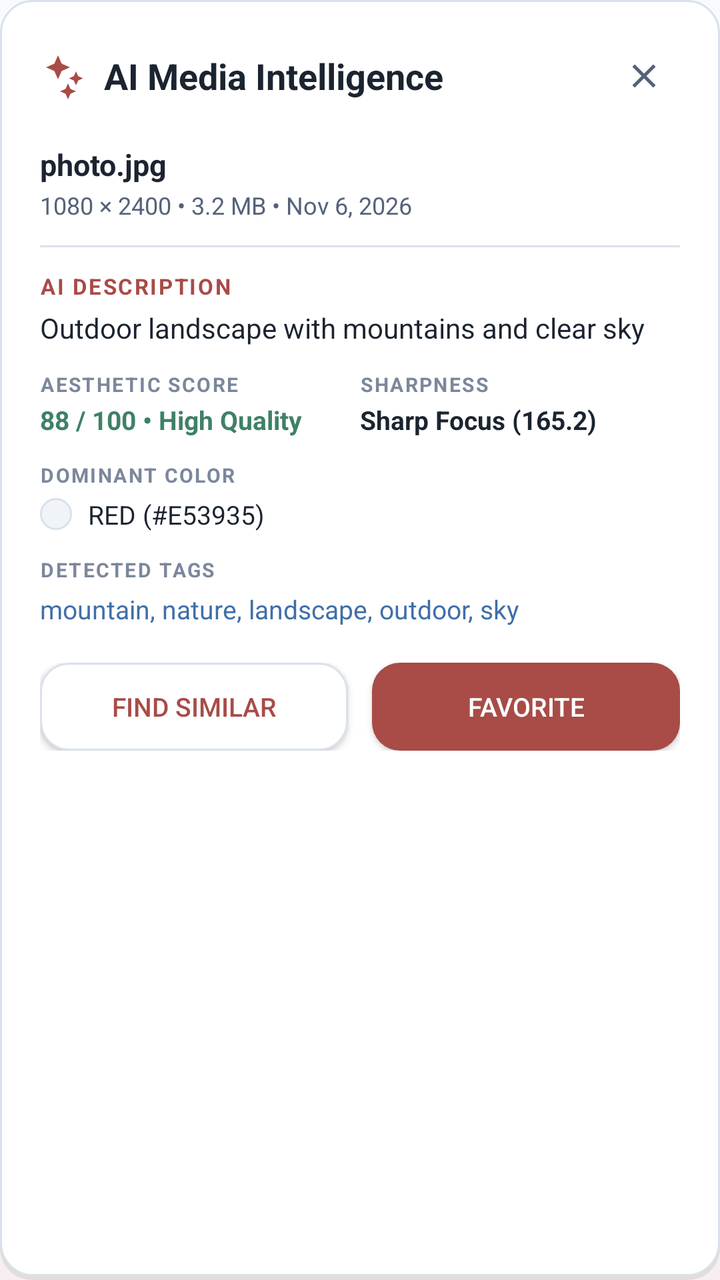
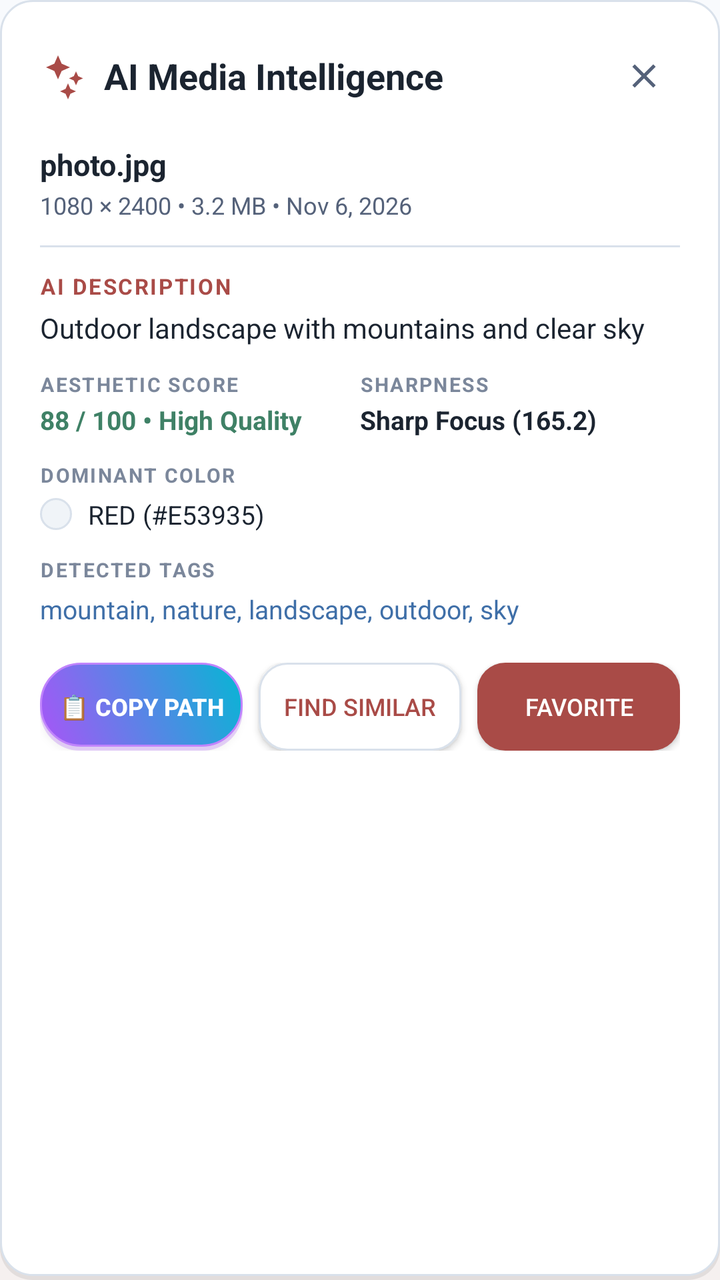

Two renders of the same Android screen: before a commit and after it. Below are the layout's source before the change and the commit's diff.
<!-- AndroidManifest.xml: application theme Theme.ArtrawFiles -->
<!-- res/layout/dialog_ai_photo_details.xml -->
<?xml version="1.0" encoding="utf-8"?>
<LinearLayout xmlns:android="http://schemas.android.com/apk/res/android"
    android:layout_width="match_parent"
    android:layout_height="wrap_content"
    android:orientation="vertical"
    android:background="@drawable/bg_aurora_card"
    android:padding="20dp">

    
    <RelativeLayout
        android:layout_width="match_parent"
        android:layout_height="wrap_content"
        android:layout_marginBottom="16dp">

        <LinearLayout
            android:layout_width="wrap_content"
            android:layout_height="wrap_content"
            android:layout_alignParentStart="true"
            android:layout_centerVertical="true"
            android:orientation="horizontal"
            android:gravity="center_vertical">

            <ImageView
                android:layout_width="24dp"
                android:layout_height="24dp"
                android:src="@drawable/ic_sparkles"
                android:tint="@color/aurora_primary"
                android:contentDescription="AI" />

            <TextView
                android:layout_width="wrap_content"
                android:layout_height="wrap_content"
                android:layout_marginStart="8dp"
                android:text="AI Media Intelligence"
                android:textColor="@color/aurora_text_primary"
                android:textSize="18sp"
                android:textStyle="bold" />
        </LinearLayout>

        <ImageView
            android:id="@+id/btnDetailsClose"
            android:layout_width="36dp"
            android:layout_height="36dp"
            android:layout_alignParentEnd="true"
            android:layout_centerVertical="true"
            android:padding="8dp"
            android:background="@drawable/ripple_aurora"
            android:src="@drawable/ic_close"
            android:tint="@color/aurora_text_secondary"
            android:contentDescription="Close" />
    </RelativeLayout>

    <ScrollView
        android:layout_width="match_parent"
        android:layout_height="wrap_content"
        android:maxHeight="420dp">

        <LinearLayout
            android:layout_width="match_parent"
            android:layout_height="wrap_content"
            android:orientation="vertical">

            
            <TextView
                android:id="@+id/tvDetailsFileName"
                android:layout_width="match_parent"
                android:layout_height="wrap_content"
                android:text="photo.jpg"
                android:textColor="@color/aurora_text_primary"
                android:textSize="15sp"
                android:textStyle="bold" />

            <TextView
                android:id="@+id/tvDetailsMeta"
                android:layout_width="match_parent"
                android:layout_height="wrap_content"
                android:layout_marginTop="2dp"
                android:text="1080 × 2400 • 3.2 MB • Nov 6, 2026"
                android:textColor="@color/aurora_text_secondary"
                android:textSize="12sp" />

            <View
                android:layout_width="match_parent"
                android:layout_height="1dp"
                android:layout_marginTop="12dp"
                android:layout_marginBottom="12dp"
                android:background="@color/aurora_outline" />

            
            <TextView
                android:layout_width="wrap_content"
                android:layout_height="wrap_content"
                android:text="AI DESCRIPTION"
                android:textColor="@color/aurora_primary"
                android:textSize="11sp"
                android:textStyle="bold"
                android:letterSpacing="0.08" />

            <TextView
                android:id="@+id/tvDetailsDescription"
                android:layout_width="match_parent"
                android:layout_height="wrap_content"
                android:layout_marginTop="4dp"
                android:text="Outdoor landscape with mountains and clear sky"
                android:textColor="@color/aurora_text_primary"
                android:textSize="14sp" />

            
            <LinearLayout
                android:layout_width="match_parent"
                android:layout_height="wrap_content"
                android:layout_marginTop="12dp"
                android:orientation="horizontal">

                <LinearLayout
                    android:layout_width="0dp"
                    android:layout_height="wrap_content"
                    android:layout_weight="1"
                    android:orientation="vertical">

                    <TextView
                        android:layout_width="wrap_content"
                        android:layout_height="wrap_content"
                        android:text="AESTHETIC SCORE"
                        android:textColor="@color/aurora_text_tertiary"
                        android:textSize="10sp"
                        android:textStyle="bold"
                        android:letterSpacing="0.08" />

                    <TextView
                        android:id="@+id/tvDetailsAesthetic"
                        android:layout_width="wrap_content"
                        android:layout_height="wrap_content"
                        android:layout_marginTop="2dp"
                        android:text="88 / 100 • High Quality"
                        android:textColor="@color/aurora_success"
                        android:textSize="13sp"
                        android:textStyle="bold" />
                </LinearLayout>

                <LinearLayout
                    android:layout_width="0dp"
                    android:layout_height="wrap_content"
                    android:layout_weight="1"
                    android:orientation="vertical">

                    <TextView
                        android:layout_width="wrap_content"
                        android:layout_height="wrap_content"
                        android:text="SHARPNESS"
                        android:textColor="@color/aurora_text_tertiary"
                        android:textSize="10sp"
                        android:textStyle="bold"
                        android:letterSpacing="0.08" />

                    <TextView
                        android:id="@+id/tvDetailsSharpness"
                        android:layout_width="wrap_content"
                        android:layout_height="wrap_content"
                        android:layout_marginTop="2dp"
                        android:text="Sharp Focus (165.2)"
                        android:textColor="@color/aurora_text_primary"
                        android:textSize="13sp"
                        android:textStyle="bold" />
                </LinearLayout>
            </LinearLayout>

            
            <TextView
                android:layout_width="wrap_content"
                android:layout_height="wrap_content"
                android:layout_marginTop="12dp"
                android:text="DOMINANT COLOR"
                android:textColor="@color/aurora_text_tertiary"
                android:textSize="10sp"
                android:textStyle="bold"
                android:letterSpacing="0.08" />

            <LinearLayout
                android:layout_width="wrap_content"
                android:layout_height="wrap_content"
                android:layout_marginTop="4dp"
                android:gravity="center_vertical"
                android:orientation="horizontal">

                <View
                    android:id="@+id/viewColorSwatch"
                    android:layout_width="16dp"
                    android:layout_height="16dp"
                    android:background="@drawable/bg_chip_pill" />

                <TextView
                    android:id="@+id/tvDetailsDominantColor"
                    android:layout_width="wrap_content"
                    android:layout_height="wrap_content"
                    android:layout_marginStart="8dp"
                    android:text="RED (#E53935)"
                    android:textColor="@color/aurora_text_primary"
                    android:textSize="13sp" />
            </LinearLayout>

            
            <TextView
                android:layout_width="wrap_content"
                android:layout_height="wrap_content"
                android:layout_marginTop="12dp"
                android:text="DETECTED TAGS"
                android:textColor="@color/aurora_text_tertiary"
                android:textSize="10sp"
                android:textStyle="bold"
                android:letterSpacing="0.08" />

            <TextView
                android:id="@+id/tvDetailsTags"
                android:layout_width="match_parent"
                android:layout_height="wrap_content"
                android:layout_marginTop="4dp"
                android:text="mountain, nature, landscape, outdoor, sky"
                android:textColor="@color/aurora_secondary"
                android:textSize="13sp" />

            
            <LinearLayout
                android:id="@+id/layoutDetailsOcr"
                android:layout_width="match_parent"
                android:layout_height="wrap_content"
                android:layout_marginTop="12dp"
                android:orientation="vertical"
                android:visibility="gone">

                <TextView
                    android:layout_width="wrap_content"
                    android:layout_height="wrap_content"
                    android:text="EXTRACTED TEXT &amp; OCR"
                    android:textColor="@color/aurora_text_tertiary"
                    android:textSize="10sp"
                    android:textStyle="bold"
                    android:letterSpacing="0.08" />

                <TextView
                    android:id="@+id/tvDetailsOcrText"
                    android:layout_width="match_parent"
                    android:layout_height="wrap_content"
                    android:layout_marginTop="4dp"
                    android:background="@drawable/bg_search_bar"
                    android:padding="8dp"
                    android:text="Receipt Total: $42.50"
                    android:textColor="@color/aurora_text_primary"
                    android:textSize="12sp" />
            </LinearLayout>

        </LinearLayout>
    </ScrollView>

    
    <LinearLayout
        android:layout_width="match_parent"
        android:layout_height="wrap_content"
        android:layout_marginTop="18dp"
        android:orientation="horizontal">

        <Button
            android:id="@+id/btnDetailsSimilar"
            android:layout_width="0dp"
            android:layout_height="44dp"
            android:layout_weight="1"
            android:layout_marginEnd="6dp"
            android:background="@drawable/bg_glass_clay_button_outlined"
            android:text="Find Similar"
            android:textColor="@color/aurora_primary"
            android:textSize="13sp" />

        <Button
            android:id="@+id/btnDetailsFav"
            android:layout_width="0dp"
            android:layout_height="44dp"
            android:layout_weight="1"
            android:layout_marginStart="6dp"
            android:background="@drawable/bg_glass_clay_button_primary"
            android:text="Favorite"
            android:textColor="@color/aurora_on_primary"
            android:textSize="13sp" />
    </LinearLayout>

</LinearLayout>
<!-- resources referenced by this layout -->
<resources>
  <color name="aurora_on_primary">#FFFFFF</color>
  <color name="aurora_outline">#D9E1EB</color>
  <color name="aurora_primary">#A94B47</color>
  <color name="aurora_secondary">#3F6FA8</color>
  <color name="aurora_success">#3F8166</color>
  <color name="aurora_text_primary">#1B2430</color>
  <color name="aurora_text_secondary">#55627A</color>
  <color name="aurora_text_tertiary">#7B879B</color>
  <!-- drawable bg_chip_pill (drawable) -->
  <?xml version="1.0" encoding="utf-8"?>
  <shape xmlns:android="http://schemas.android.com/apk/res/android"
      android:shape="rectangle">
      <solid android:color="@color/aurora_background_elevated" />
      <corners android:radius="20dp" />
      <stroke
          android:width="1dp"
          android:color="@color/aurora_outline" />
  </shape>
  <!-- drawable bg_search_bar (drawable) -->
  <?xml version="1.0" encoding="utf-8"?>
  <shape xmlns:android="http://schemas.android.com/apk/res/android"
      android:shape="rectangle">
      <solid android:color="@color/aurora_surface_variant" />
      <corners android:radius="18dp" />
      <stroke
          android:width="1dp"
          android:color="@color/aurora_outline" />
  </shape>
  <!-- drawable ic_close (drawable) -->
  <vector xmlns:android="http://schemas.android.com/apk/res/android"
      android:width="24dp"
      android:height="24dp"
      android:viewportWidth="24"
      android:viewportHeight="24">
      <path
          android:fillColor="@color/aurora_text_secondary"
          android:pathData="M19,6.41L17.59,5 12,10.59 6.41,5 5,6.41 10.59,12 5,17.59 6.41,19 12,13.41 17.59,19 19,17.59 13.41,12z"/>
  </vector>
  <color name="aurora_shadow_soft">#14000000</color>
  <color name="aurora_background_surface">#FFFFFF</color>
  <color name="aurora_background_elevated">#F0F4F8</color>
  <color name="aurora_primary_container">#F4E2E0</color>
  <color name="aurora_crimson_dark">#8E3F3B</color>
  <color name="aurora_outline_variant">#C7D2DF</color>
  <color name="aurora_surface_variant">#F0F4F8</color>
  <color name="aurora_background_deep">#F5F7FA</color>
  <!-- drawable bg_heaven_gradient (drawable) -->
  <?xml version="1.0" encoding="utf-8"?>
  <shape xmlns:android="http://schemas.android.com/apk/res/android"
      android:shape="rectangle">
      <gradient
          android:angle="270"
          android:centerColor="@color/aurora_gradient_mid"
          android:endColor="@color/aurora_gradient_end"
          android:startColor="@color/aurora_gradient_start"
          android:type="linear" />
  </shape>
  <color name="aurora_gradient_mid">#EEF3F9</color>
  <color name="aurora_gradient_end">#F5F0EF</color>
  <color name="aurora_gradient_start">#F8FAFD</color>
  <!-- unchanged entries left out for length: 8 -->
</resources>

<!-- the commit's change to res/layout/dialog_ai_photo_details.xml (unified diff, before → after) -->
@@ -260,26 +260,39 @@
         android:orientation="horizontal">
 
         <Button
+            android:id="@+id/btnDetailsCopyPath"
+            android:layout_width="0dp"
+            android:layout_height="44dp"
+            android:layout_weight="1"
+            android:layout_marginEnd="4dp"
+            android:background="@drawable/bg_cyber_chip_active"
+            android:text="📋 Copy Path"
+            android:textColor="#FFFFFF"
+            android:textSize="12sp"
+            android:textStyle="bold" />
+
+        <Button
             android:id="@+id/btnDetailsSimilar"
             android:layout_width="0dp"
             android:layout_height="44dp"
             android:layout_weight="1"
-            android:layout_marginEnd="6dp"
+            android:layout_marginStart="4dp"
+            android:layout_marginEnd="4dp"
             android:background="@drawable/bg_glass_clay_button_outlined"
             android:text="Find Similar"
             android:textColor="@color/aurora_primary"
-            android:textSize="13sp" />
+            android:textSize="12sp" />
 
         <Button
             android:id="@+id/btnDetailsFav"
             android:layout_width="0dp"
             android:layout_height="44dp"
             android:layout_weight="1"
-            android:layout_marginStart="6dp"
+            android:layout_marginStart="4dp"
             android:background="@drawable/bg_glass_clay_button_primary"
             android:text="Favorite"
             android:textColor="@color/aurora_on_primary"
-            android:textSize="13sp" />
+            android:textSize="12sp" />
     </LinearLayout>
 
 </LinearLayout>
<!-- resource entries referenced after the edit -->
@@ -18,6 +18,37 @@
           android:width="1dp"
           android:color="@color/aurora_outline" />
   </shape>
+  <!-- drawable bg_cyber_chip_active (drawable) -->
+  <?xml version="1.0" encoding="utf-8"?>
+  <layer-list xmlns:android="http://schemas.android.com/apk/res/android">
+      <item
+          android:bottom="0dp"
+          android:left="0dp"
+          android:right="0dp"
+          android:top="2dp">
+          <shape android:shape="rectangle">
+              <solid android:color="#40A855F7" />
+              <corners android:radius="20dp" />
+          </shape>
+      </item>
+      <item
+          android:bottom="2dp"
+          android:left="0dp"
+          android:right="0dp"
+          android:top="0dp">
+          <shape android:shape="rectangle">
+              <gradient
+                  android:angle="45"
+                  android:endColor="#06B6D4"
+                  android:startColor="#A855F7"
+                  android:type="linear" />
+              <corners android:radius="20dp" />
+              <stroke
+                  android:width="1dp"
+                  android:color="#C084FC" />
+          </shape>
+      </item>
+  </layer-list>
   <!-- drawable bg_search_bar (drawable) -->
   <?xml version="1.0" encoding="utf-8"?>
   <shape xmlns:android="http://schemas.android.com/apk/res/android"
